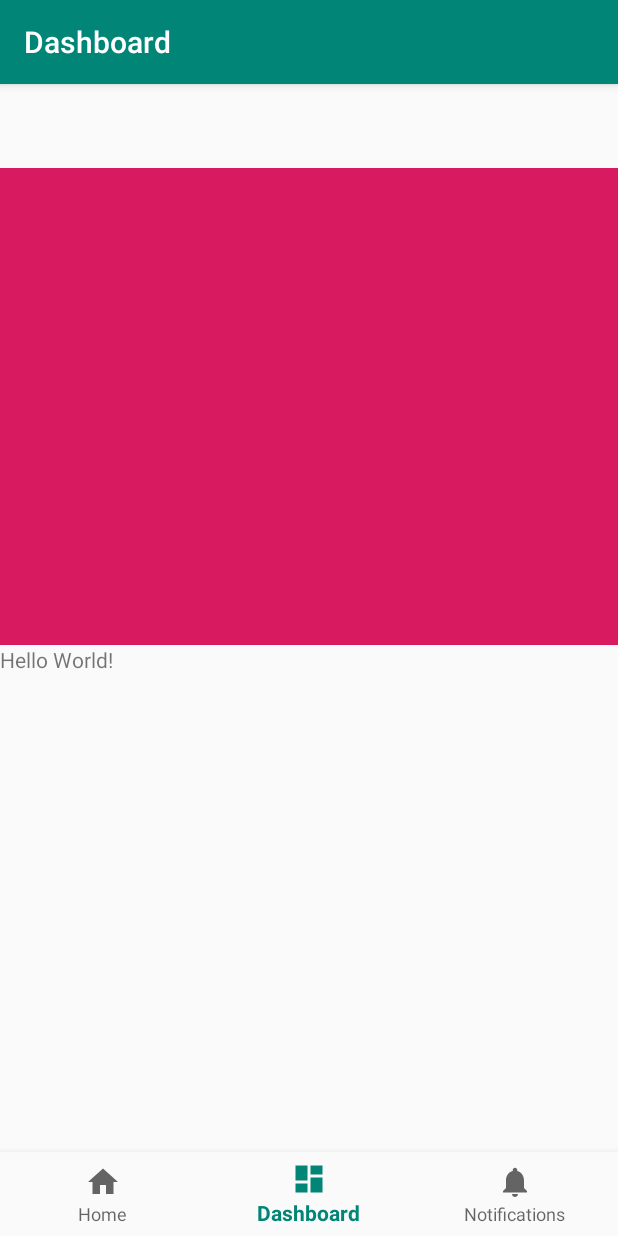
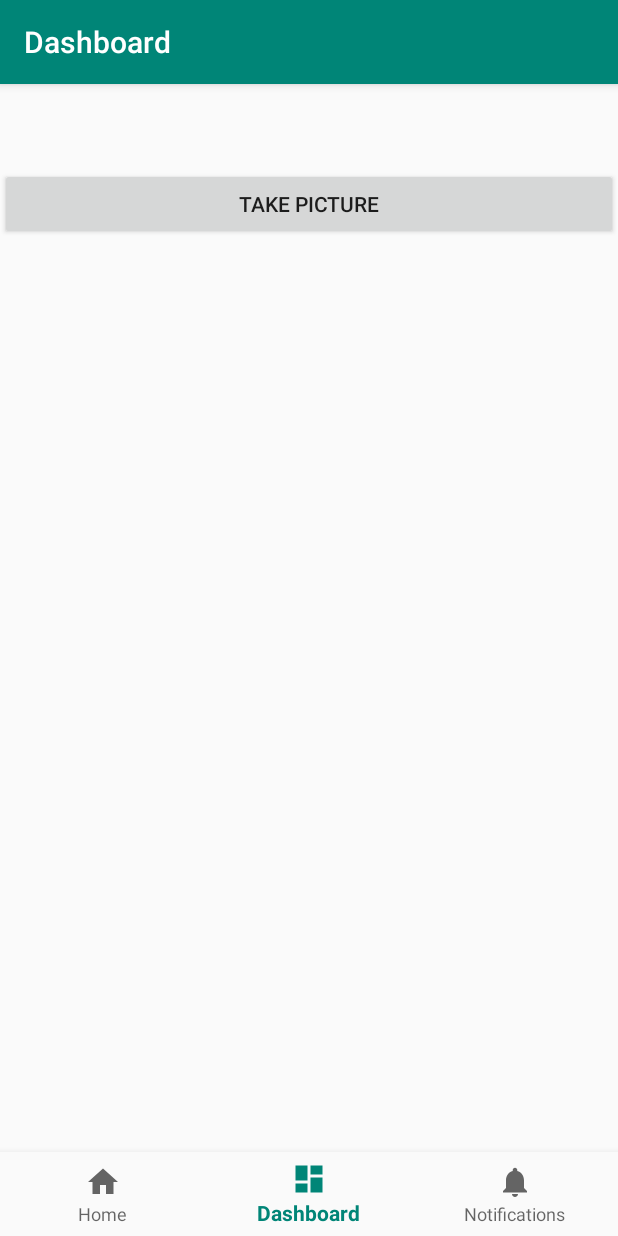
Before and after one commit to itedwards/MenuMap, an Android app: the screen it shows after launch (MainActivity), item 2 of the bottom bar chosen, on a phone screen of 412 x 824 dp. Run offline under Robolectric (Android 15) with nearby library versions, the phone set to English and light mode, and no system bars; our stand-ins replace navigation-ui; libraries missing offline, so code that uses them is left out: com.google.firebase.ml; 2 statements that could not run were skipped.

Commit message:
Layout changes for UI

```diff
--- a/app/src/main/java/com/example/menumap/ui/dashboard/DashboardFragment.java
+++ b/app/src/main/java/com/example/menumap/ui/dashboard/DashboardFragment.java
@@ -17,6 +17,7 @@ import android.view.LayoutInflater;
 import android.view.Surface;
 import android.view.View;
 import android.view.ViewGroup;
+import android.widget.Button;
 import android.widget.ImageView;
 import android.widget.TextView;
 
@@ -48,6 +49,8 @@ public class DashboardFragment extends Fragment {
 
     private DashboardViewModel dashboardViewModel;
     private ImageView mImageView;
+    private Button mCameraBtn;
+    private TextView mResult;
     private FirebaseVisionTextRecognizer mDetector;
 
     public View onCreateView(@NonNull LayoutInflater inflater,
@@ -55,7 +58,11 @@ public class DashboardFragment extends Fragment {
 
         View root = inflater.inflate(R.layout.fragment_dashboard, container, false);
         mImageView = root.findViewById(R.id.imageView);
-        mImageView.setOnClickListener(new View.OnClickListener() {
+        mImageView.setVisibility(View.GONE);
+        mResult = root.findViewById(R.id.resultView);
+        mResult.setVisibility(TextView.GONE);
+        mCameraBtn = root.findViewById(R.id.cameraBtn);
+        mCameraBtn.setOnClickListener(new View.OnClickListener() {
             @Override
             public void onClick(View view) {
                 Intent intent = new Intent(MediaStore.ACTION_IMAGE_CAPTURE);
@@ -76,10 +83,7 @@ public class DashboardFragment extends Fragment {
 
     private FirebaseVisionImage imageFromBitmap(Bitmap bitmap) {
         // [START image_from_bitmap]
-        Image image = (Image) bitmap;
-        int rotation = getRotationCompensation(
-                CameraCharacteristics.LENS_FACING_FRONT, MainActivity.this, this);
-        return FirebaseVisionImage.fromMediaImage(image, rotation);
+        return FirebaseVisionImage.fromBitmap(bitmap);
         // [END image_from_bitmap]
     }
 
@@ -91,7 +95,8 @@ public class DashboardFragment extends Fragment {
             if(extras != null) {
                 Bitmap bm = (Bitmap) extras.get("data");
                 this.mImageView.setImageBitmap(bm);
-
+                mImageView.setVisibility(View.VISIBLE);
+                mCameraBtn.setVisibility(Button.GONE);
                 FirebaseVisionImage image = imageFromBitmap(bm);
 
 
@@ -99,7 +104,9 @@ public class DashboardFragment extends Fragment {
                         .addOnSuccessListener(new OnSuccessListener<FirebaseVisionText>() {
                             @Override
                             public void onSuccess(FirebaseVisionText result) {
+                                mResult.setVisibility(View.VISIBLE);
                                 String resultText = result.getText();
+                                mResult.setText(result.getText());
                                 Log.d("result", resultText);
                             }
                         })
@@ -113,57 +120,7 @@ public class DashboardFragment extends Fragment {
             }
         }
     }
-    private static final SparseIntArray ORIENTATIONS = new SparseIntArray();
-    static {
-        ORIENTATIONS.append(Surface.ROTATION_0, 90);
-        ORIENTATIONS.append(Surface.ROTATION_90, 0);
-        ORIENTATIONS.append(Surface.ROTATION_180, 270);
-        ORIENTATIONS.append(Surface.ROTATION_270, 180);
-    }
 
-        /**
-         * Get the angle by which an image must be rotated given the device's current
-         * orientation.
-         */
-        @RequiresApi(api = Build.VERSION_CODES.LOLLIPOP)
-        private int getRotationCompensation(String cameraId, Activity activity, Context context)
-                throws CameraAccessException {
-            // Get the device's current rotation relative to its "native" orientation.
-            // Then, from the ORIENTATIONS table, look up the angle the image must be
-            // rotated to compensate for the device's rotation.
-            int deviceRotation = activity.getWindowManager().getDefaultDisplay().getRotation();
-            int rotationCompensation = ORIENTATIONS.get(deviceRotation);
-
-            // On most devices, the sensor orientation is 90 degrees, but for some
-            // devices it is 270 degrees. For devices with a sensor orientation of
-            // 270, rotate the image an additional 180 ((270 + 270) % 360) degrees.
-            CameraManager cameraManager = (CameraManager) context.getSystemService(Context.CAMERA_SERVICE);
-            int sensorOrientation = cameraManager
-                    .getCameraCharacteristics(cameraId)
-                    .get(CameraCharacteristics.SENSOR_ORIENTATION);
-            rotationCompensation = (rotationCompensation + sensorOrientation + 270) % 360;
-
-            // Return the corresponding FirebaseVisionImageMetadata rotation value.
-            int result;
-            switch (rotationCompensation) {
-                case 0:
-                    result = FirebaseVisionImageMetadata.ROTATION_0;
-                    break;
-                case 90:
-                    result = FirebaseVisionImageMetadata.ROTATION_90;
-                    break;
-                case 180:
-                    result = FirebaseVisionImageMetadata.ROTATION_180;
-                    break;
-                case 270:
-                    result = FirebaseVisionImageMetadata.ROTATION_270;
-                    break;
-                default:
-                    result = FirebaseVisionImageMetadata.ROTATION_0;
-                    Log.e("Rotation", "Bad rotation value: " + rotationCompensation);
-            }
-            return result;
-        }
 
 
 }
--- a/app/src/main/res/layout/fragment_dashboard.xml
+++ b/app/src/main/res/layout/fragment_dashboard.xml
@@ -8,17 +8,23 @@
 
     <ImageView
         android:id="@+id/imageView"
-        android:layout_width="425dp"
-        android:layout_height="318dp"
+        android:layout_width="match_parent"
+        android:layout_height="282dp"
+        android:padding="20sp"
         app:srcCompat="@color/colorAccent" />
 
+    <Button
+        android:id="@+id/cameraBtn"
+        android:layout_width="match_parent"
+        android:layout_height="wrap_content"
+        android:text="Take Picture" />
+
     <TextView
-        android:layout_width="wrap_content"
+        android:id="@+id/resultView"
+        android:layout_width="match_parent"
         android:layout_height="wrap_content"
-        android:text="Hello World!"
-        app:layout_constraintBottom_toBottomOf="parent"
-        app:layout_constraintLeft_toLeftOf="parent"
-        app:layout_constraintRight_toRightOf="parent"
-        app:layout_constraintTop_toTopOf="parent" />
+        android:gravity="center"
+        android:padding="20sp"
+        android:text="TextView" />
 
 </LinearLayout>
```
